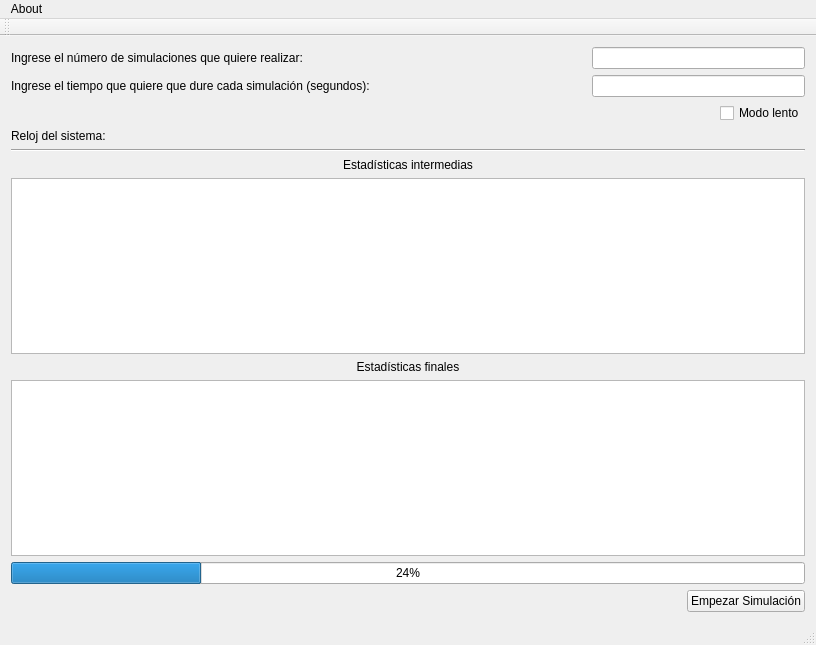
Before: the Qt Designer form paso_mensajes.ui in fabo49/ImplementacionGoBackN, drawn with Qt 5.
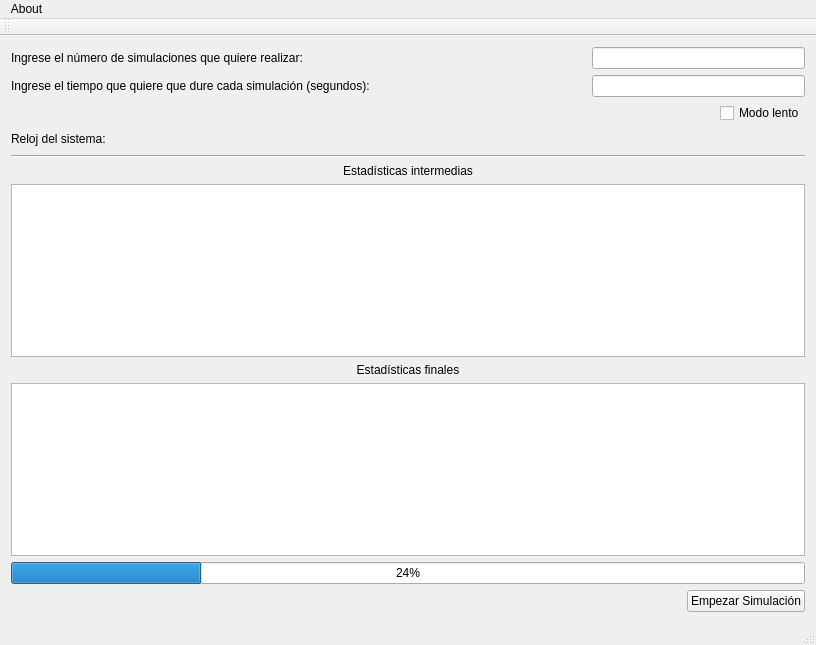
After: the same form once the commit is applied.

Commit message: pequeños cambios a la interfaz

What changed in the file:
```diff
--- a/paso_mensajes.ui
+++ b/paso_mensajes.ui
@@ -117,6 +117,19 @@
         </property>
        </widget>
       </item>
+      <item>
+       <spacer name="horizontalSpacer_4">
+        <property name="orientation">
+         <enum>Qt::Horizontal</enum>
+        </property>
+        <property name="sizeHint" stdset="0">
+         <size>
+          <width>40</width>
+          <height>20</height>
+         </size>
+        </property>
+       </spacer>
+      </item>
      </layout>
     </item>
     <item>
```
The commit also changes 2 other files.
